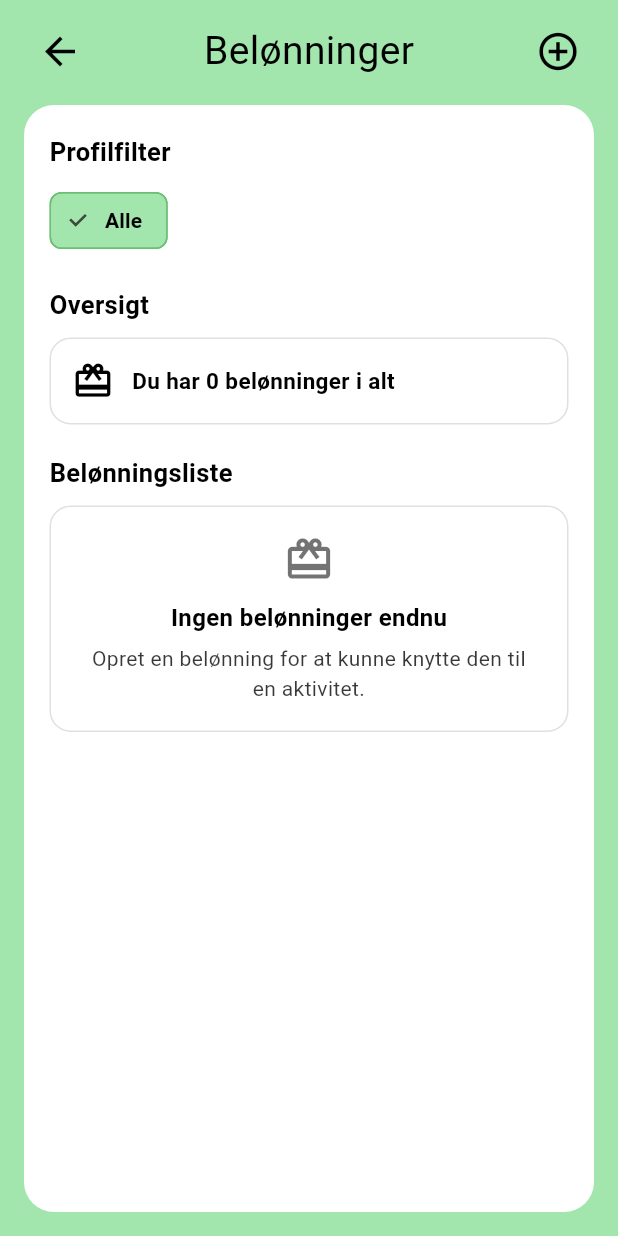
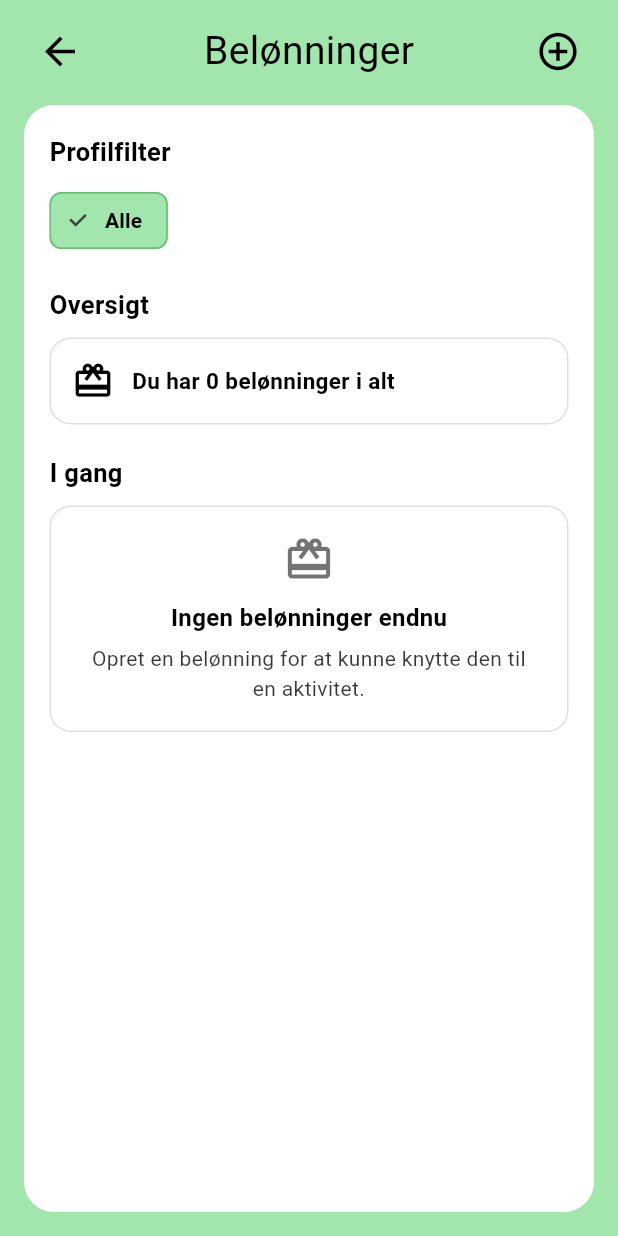
Before and after one commit to Hamada-dada/P10, a Flutter app: the RewardsScreen screen opened directly, on a phone screen of 412 x 824 dp. Run offline on Flutter 3.47's test engine with Material 3 defaults, Android fonts, the phone set to English and light mode, and no system bars; our stand-ins replace flutter_local_notifications, flutter_timezone, image_picker, shared_preferences, supabase_flutter, timezone; accounts and stored records are empty; Roboto replaces fonts that are missing (Italiana).

Commit message:
Add localization support for activity management and notifications; update UI elements for consistency

```diff
--- a/overblik/lib/l10n/app_localizations.dart
+++ b/overblik/lib/l10n/app_localizations.dart
@@ -197,6 +197,39 @@ class AppLocalizations {
     'Account created, but you may need to confirm your email and log in before the request can be sent.',
   );
 
+  // ── Activity Card / Detail Screen ────────────────────────────────────────
+
+  String get markAsDone => _t('Marker som færdig', 'Mark as done');
+  String get markAsNotDone => _t('Marker som ikke færdig', 'Mark as not done');
+  String get deleteActivity => _t('Slet aktivitet', 'Delete activity');
+  String deleteActivityConfirm(String title) => _t('Vil du slette "$title"?', 'Delete "$title"?');
+  String get markAsDoneButton => _t('Markér udført', 'Mark as done');
+  String get markedAsDoneButton => _t('Udført', 'Done');
+  String get editLabel => _t('Rediger', 'Edit');
+  String get cannotDeleteActivityPermission => _t('Du har ikke adgang til at slette denne aktivitet.', 'You do not have permission to delete this activity.');
+  String get cannotUpdateActivityError => _t('Kunne ikke opdatere aktiviteten.', 'Could not update the activity.');
+  String get cannotDeleteActivityError => _t('Kunne ikke slette aktiviteten.', 'Could not delete the activity.');
+
+  // ── Filter Panel ──────────────────────────────────────────────────────────
+
+  String get filterTitle => _t('Filter', 'Filter');
+  String get myActivities => _t('Mine aktiviteter', 'My activities');
+  String withProfile(String name) => _t('Med $name', 'With $name');
+  String get familyAndOthers => _t('Familie / andre', 'Family / others');
+  String get clearFilter => _t('Ryd', 'Clear');
+  String get showAllFilter => _t('Vis alle', 'Show all');
+  String get applyFilter => _t('Anvend filter', 'Apply filter');
+
+  // ── Reward Card ───────────────────────────────────────────────────────────
+
+  String belongsToProfile(String name) => _t('Tilhører: $name', 'Belongs to: $name');
+  String get noProfileSelectedLabel => _t('Ingen profil valgt', 'No profile selected');
+  String get deleteRewardTooltip => _t('Slet belønning', 'Delete reward');
+  String get completedRewardsTitle => _t('Færdige belønninger', 'Completed rewards');
+  String get inProgressRewardsTitle => _t('I gang', 'In progress');
+  String get rewardEarnedTitle => _t('Belønning optjent!', 'Reward earned!');
+  String get codeCopied => _t('Kode kopieret!', 'Code copied!');
+
   // ── Calendar Screens ──────────────────────────────────────────────────────
 
   String get dailyCalendarTitle => _t('Daglig kalender', 'Daily calendar');
@@ -284,7 +317,7 @@ class AppLocalizations {
   String get titleRequired => _t('Skriv en titel', 'Enter a title');
   String get singleEmojiOnly => _t('Brug kun én emoji', 'Use only one emoji');
   String get fewerSettings => _t('Færre indstillinger', 'Fewer settings');
-  String get moreSettings => _t('Flere indstillinger', 'More settings');
+  String get moreSettings => _t('Flere indstillinger', 'Advanced settings');
   String get notificationsLabel => _t('Notifikationer', 'Notifications');
   String get remindAboutActivity => _t('Påmind mig om denne aktivitet', 'Remind me about this activity');
   String get remindMeLabel => _t('Påmind mig', 'Remind me');
@@ -512,5 +545,5 @@ class _AppLocalizationsDelegate
       AppLocalizations(locale);
 
   @override
-  bool shouldReload(_AppLocalizationsDelegate old) => false;
+  bool shouldReload(_AppLocalizationsDelegate old) => true;
 }
--- a/overblik/lib/screens/rewards_screen.dart
+++ b/overblik/lib/screens/rewards_screen.dart
@@ -497,20 +497,36 @@ class _RewardsScreenState extends State<RewardsScreen> {
                               : l.rewardSummaryProfile(rewards.length, _selectedProfileFilter),
                         ),
                         const SizedBox(height: 20),
-                        _SectionTitle(title: l.rewardListTitle),
+                        _SectionTitle(title: l.inProgressRewardsTitle),
                         const SizedBox(height: 10),
-                        if (rewards.isEmpty)
+                        if (rewards.where((r) => !r.isTriggered).isEmpty)
                           const _EmptyRewardsState()
                         else
-                          ...rewards.map(
-                                (reward) => Padding(
+                          ...rewards.where((r) => !r.isTriggered).map(
+                            (reward) => Padding(
                               padding: const EdgeInsets.only(bottom: 12),
                               child: RewardCard(
                                 reward: reward,
+                                assignedProfileName: _profileById(reward.profileId)?.name,
                                 onDelete: widget.readOnly ? null : () => _deleteReward(reward.id),
                               ),
                             ),
                           ),
+                        if (rewards.any((r) => r.isTriggered)) ...[
+                          const SizedBox(height: 20),
+                          _SectionTitle(title: l.completedRewardsTitle),
+                          const SizedBox(height: 10),
+                          ...rewards.where((r) => r.isTriggered).map(
+                            (reward) => Padding(
+                              padding: const EdgeInsets.only(bottom: 12),
+                              child: RewardCard(
+                                reward: reward,
+                                assignedProfileName: _profileById(reward.profileId)?.name,
+                                onDelete: widget.readOnly ? null : () => _deleteReward(reward.id),
+                              ),
+                            ),
+                          ),
+                        ],
                       ],
                     ),
                   ),
--- a/overblik/lib/widgets/activity_card.dart
+++ b/overblik/lib/widgets/activity_card.dart
@@ -1,5 +1,6 @@
 import 'package:flutter/material.dart';
 
+import '../l10n/app_localizations.dart';
 import '../models/activity.dart';
 import '../models/profile.dart';
 
@@ -95,8 +96,8 @@ class ActivityCard extends StatelessWidget {
             children: [
               IconButton(
                 tooltip: activity.isCompleted
-                    ? 'Marker som ikke færdig'
-                    : 'Marker som færdig',
+                    ? AppLocalizations.of(context).markAsNotDone
+                    : AppLocalizations.of(context).markAsDone,
                 onPressed: onCompletedChanged == null
                     ? null
                     : () => onCompletedChanged!(!activity.isCompleted),
```
Also changed, not shown: overblik/lib/screens/activity_detail_screen.dart (+14 -13 lines), overblik/lib/screens/daily_calendar_screen.dart (+21 -23 lines), overblik/lib/screens/login_screen.dart (+14 -7 lines), overblik/lib/screens/manage_profiles_screen.dart (+49 -2 lines), overblik/lib/services/notification_service.dart (+27 -0 lines), overblik/lib/widgets/filter_panel.dart (+13 -11 lines), overblik/lib/widgets/reward_card.dart (+11 -13 lines), 2 other files.
